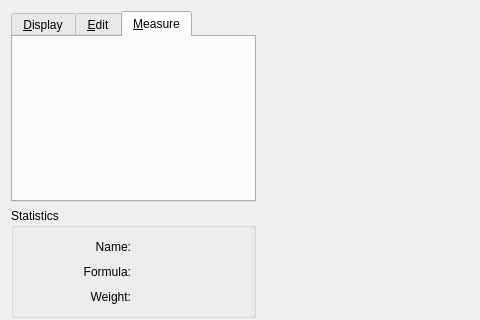
Old version of the form src/tools/moleculeviewerwidget.ui in the repository KDE/kalzium; both pictures show x 0 to 480 and y 0 to 320 of the 800 by 520 pixel window.
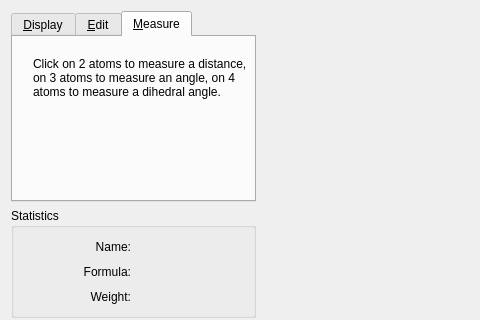
New version of the form. The open tabs and pages were chosen to show the change. Custom widgets are drawn as their Qt base class.

Commit message: * Add explanatory label in "Measure" tab * When saving, set default extension to .cml * Much more helpful error messageboxes when saving fails. * Disable zoom eyecandy * Remove Help button (sorry Joh, it was great in 4.0 but with   the much expanded feature set in 4.1, that material now makes   much more sense to have in a separate handbook. SVN remembers   the text that you wrote, which is still a great starting point   for that handbook section).

What changed in the file:
```diff
--- a/src/tools/moleculeviewerwidget.ui
+++ b/src/tools/moleculeviewerwidget.ui
@@ -451,13 +451,32 @@
        <rect>
         <x>0</x>
         <y>0</y>
-        <width>254</width>
-        <height>178</height>
+        <width>257</width>
+        <height>184</height>
        </rect>
       </property>
       <attribute name="title" >
        <string>&amp;Measure</string>
       </attribute>
+      <widget class="QLabel" name="label_10" >
+       <property name="geometry" >
+        <rect>
+         <x>20</x>
+         <y>20</y>
+         <width>221</width>
+         <height>141</height>
+        </rect>
+       </property>
+       <property name="text" >
+        <string>Click on 2 atoms to measure a distance, on 3 atoms to measure an angle, on 4 atoms to measure a dihedral angle.</string>
+       </property>
+       <property name="alignment" >
+        <set>Qt::AlignLeading|Qt::AlignLeft|Qt::AlignTop</set>
+       </property>
+       <property name="wordWrap" >
+        <bool>true</bool>
+       </property>
+      </widget>
      </widget>
     </widget>
    </item>
```
Left out of the diff: 10 changed lines with no effect on the pictures. The commit also changes 4 other files.
